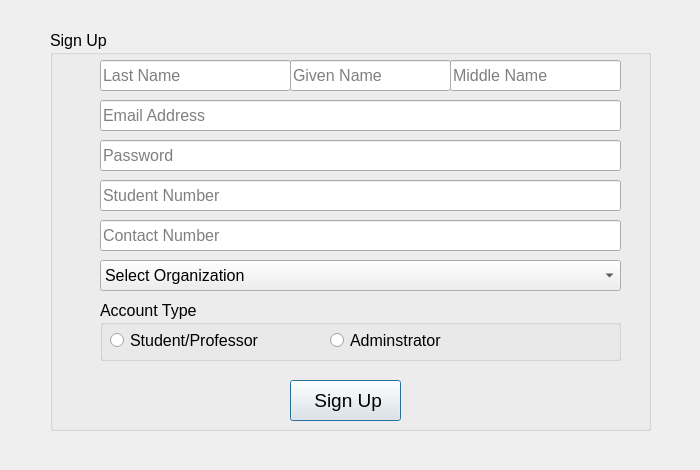
Before: the Qt Designer form UserInterface/signUp.ui in jvgcalites/Room-Reservation, drawn with Qt 5.
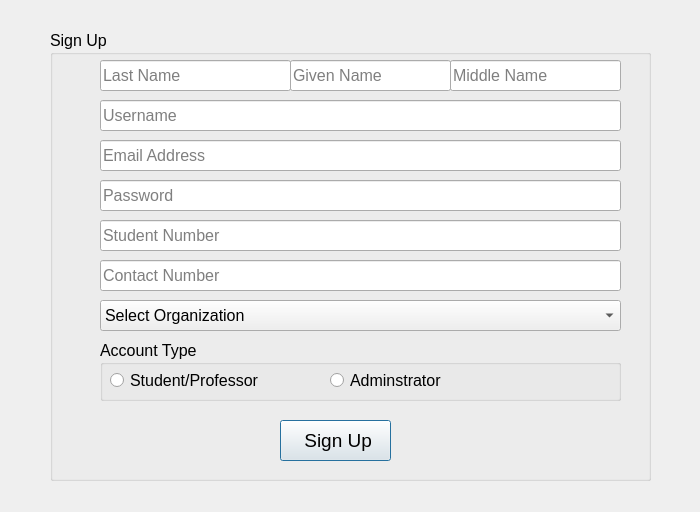
After: the same form once the commit is applied.

Diff of the .ui file:
```diff
--- a/UserInterface/signUp.ui
+++ b/UserInterface/signUp.ui
@@ -7,7 +7,7 @@
     <x>0</x>
     <y>0</y>
     <width>700</width>
-    <height>470</height>
+    <height>512</height>
    </rect>
   </property>
   <property name="windowTitle">
@@ -19,7 +19,7 @@
      <x>50</x>
      <y>30</y>
      <width>601</width>
-     <height>401</height>
+     <height>451</height>
     </rect>
    </property>
    <property name="font">
@@ -36,7 +36,7 @@
     <property name="geometry">
      <rect>
       <x>50</x>
-      <y>230</y>
+      <y>270</y>
       <width>521</width>
       <height>31</height>
      </rect>
@@ -96,7 +96,7 @@
     <property name="geometry">
      <rect>
       <x>50</x>
-      <y>70</y>
+      <y>110</y>
       <width>521</width>
       <height>31</height>
      </rect>
@@ -112,7 +112,7 @@
     <property name="geometry">
      <rect>
       <x>50</x>
-      <y>110</y>
+      <y>150</y>
       <width>521</width>
       <height>31</height>
      </rect>
@@ -179,7 +179,7 @@
     <property name="geometry">
      <rect>
       <x>50</x>
-      <y>190</y>
+      <y>230</y>
       <width>521</width>
       <height>31</height>
      </rect>
@@ -195,7 +195,7 @@
     <property name="geometry">
      <rect>
       <x>50</x>
-      <y>150</y>
+      <y>190</y>
       <width>521</width>
       <height>31</height>
      </rect>
@@ -210,8 +210,8 @@
    <widget class="QPushButton" name="pushButton_signUp">
     <property name="geometry">
      <rect>
-      <x>240</x>
-      <y>350</y>
+      <x>230</x>
+      <y>390</y>
       <width>111</width>
       <height>41</height>
      </rect>
@@ -229,7 +229,7 @@
     <property name="geometry">
      <rect>
       <x>50</x>
-      <y>270</y>
+      <y>310</y>
       <width>521</width>
       <height>61</height>
      </rect>
@@ -264,6 +264,22 @@
      </property>
     </widget>
    </widget>
+   <widget class="QLineEdit" name="lineEdit_userName">
+    <property name="geometry">
+     <rect>
+      <x>50</x>
+      <y>70</y>
+      <width>521</width>
+      <height>31</height>
+     </rect>
+    </property>
+    <property name="text">
+     <string/>
+    </property>
+    <property name="placeholderText">
+     <string>Username</string>
+    </property>
+   </widget>
   </widget>
  </widget>
  <tabstops>
```
Left out of the diff: 12 changed lines with no effect on the pictures.
